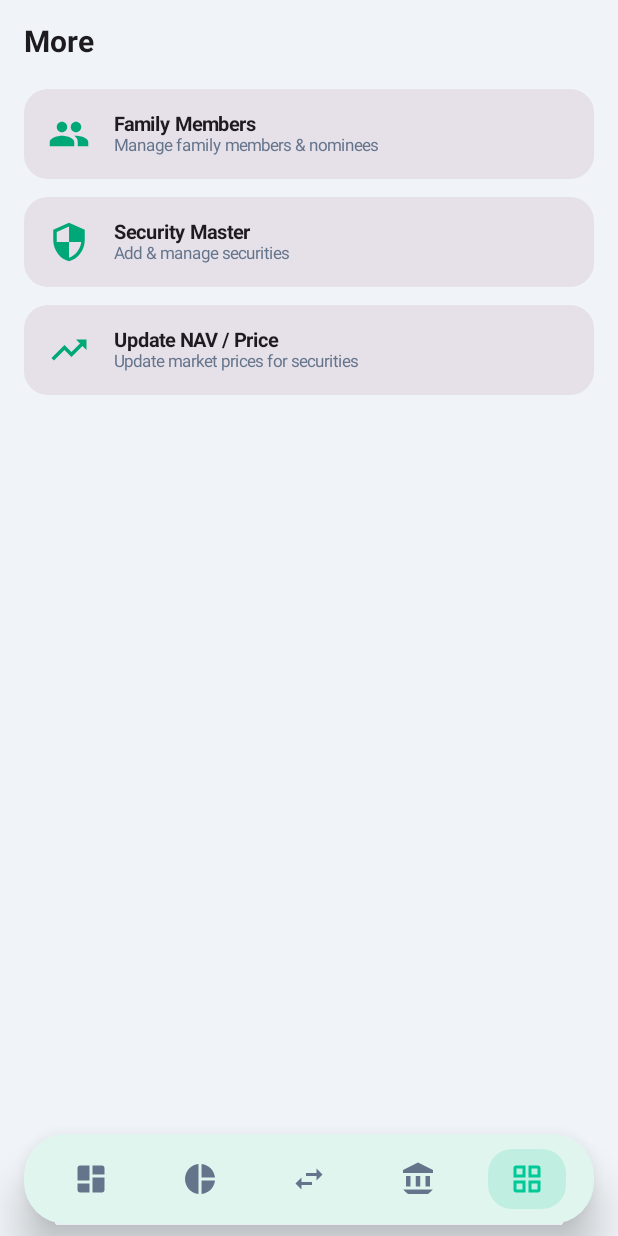
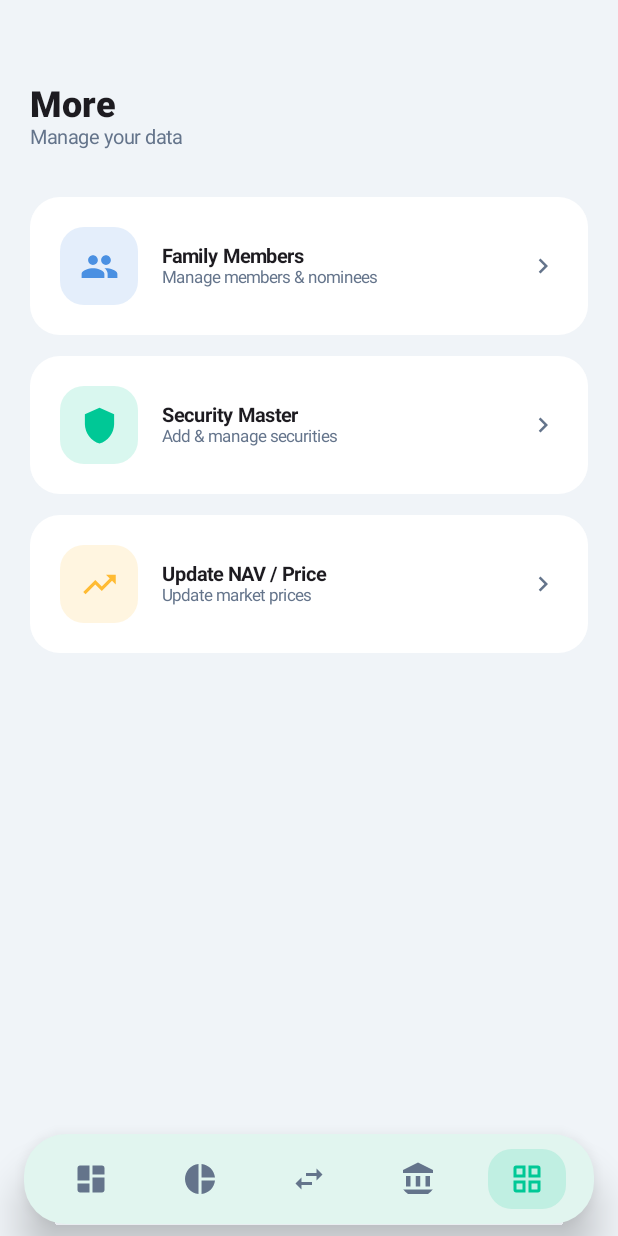
Before and after one commit to rkpatel1474/InvestTrack, an Android app built with Jetpack Compose: the MoreScreen screen opened through its navigation route, on a phone screen of 412 x 824 dp. Run offline under Robolectric (Android 15) with nearby library versions, the light colour scheme and no system bars; our stand-ins replace Dagger/Hilt's generated code.

Commit message:
Update MoreScreen.kt

```diff
--- a/app/src/main/java/com/investtrack/ui/more/MoreScreen.kt
+++ b/app/src/main/java/com/investtrack/ui/more/MoreScreen.kt
@@ -1,36 +1,32 @@
 package com.investtrack.ui.more
 
-import androidx.compose.foundation.layout.Arrangement
-import androidx.compose.foundation.layout.Column
-import androidx.compose.foundation.layout.PaddingValues
-import androidx.compose.foundation.layout.Row
-import androidx.compose.foundation.layout.Spacer
-import androidx.compose.foundation.layout.fillMaxSize
-import androidx.compose.foundation.layout.fillMaxWidth
-import androidx.compose.foundation.layout.padding
-import androidx.compose.foundation.layout.size
-import androidx.compose.foundation.layout.width
-import androidx.compose.foundation.lazy.LazyColumn
+import androidx.compose.foundation.background
+import androidx.compose.foundation.layout.*
+import androidx.compose.foundation.shape.CircleShape
 import androidx.compose.foundation.shape.RoundedCornerShape
 import androidx.compose.material.icons.Icons
-import androidx.compose.material.icons.filled.AttachMoney
-import androidx.compose.material.icons.filled.People
-import androidx.compose.material.icons.filled.Security
-import androidx.compose.material.icons.filled.TrendingUp
-import androidx.compose.material3.Card
-import androidx.compose.material3.ExperimentalMaterial3Api
-import androidx.compose.material3.Icon
-import androidx.compose.material3.MaterialTheme
-import androidx.compose.material3.Scaffold
-import androidx.compose.material3.Text
+import androidx.compose.material.icons.filled.*
+import androidx.compose.material3.*
 import androidx.compose.runtime.Composable
 import androidx.compose.ui.Alignment
 import androidx.compose.ui.Modifier
+import androidx.compose.ui.draw.clip
+import androidx.compose.ui.graphics.Brush
+import androidx.compose.ui.graphics.Color
 import androidx.compose.ui.graphics.vector.ImageVector
 import androidx.compose.ui.text.font.FontWeight
 import androidx.compose.ui.unit.dp
+import com.investtrack.ui.theme.Amber400
+import com.investtrack.ui.theme.Emerald500
+import com.investtrack.ui.theme.Sapphire
 
-data class MoreMenuItem(val title: String, val subtitle: String, val icon: ImageVector, val onClick: () -> Unit)
+data class MoreItem(
+    val title: String,
+    val subtitle: String,
+    val icon: ImageVector,
+    val color: Color,
+    val onClick: () -> Unit
+)
 
 @OptIn(ExperimentalMaterial3Api::class)
 @Composable
@@ -40,51 +36,60 @@ fun MoreScreen(
     onNavigateToPriceUpdate: () -> Unit,
 ) {
     val items = listOf(
-        MoreMenuItem("Family Members", "Manage family members & nominees", Icons.Default.People, onNavigateToFamily),
-        MoreMenuItem("Security Master", "Add & manage securities", Icons.Default.Security, onNavigateToSecurity),
-        MoreMenuItem("Update NAV / Price", "Update market prices for securities", Icons.Default.TrendingUp, onNavigateToPriceUpdate),
+        MoreItem("Family Members", "Manage members & nominees", Icons.Default.People, Sapphire, onNavigateToFamily),
+        MoreItem("Security Master", "Add & manage securities", Icons.Default.Shield, Emerald500, onNavigateToSecurity),
+        MoreItem("Update NAV / Price", "Update market prices", Icons.Default.TrendingUp, Amber400, onNavigateToPriceUpdate),
     )
 
-    Scaffold { padding ->
-        LazyColumn(
-            modifier = Modifier.fillMaxSize().padding(padding),
-            contentPadding = PaddingValues(16.dp),
-            verticalArrangement = Arrangement.spacedBy(12.dp)
+    Column(
+        modifier = Modifier
+            .fillMaxSize()
+            .background(MaterialTheme.colorScheme.background)
+            .padding(horizontal = 20.dp)
     ) {
-            item {
+        Spacer(Modifier.height(56.dp))
         Text(
             "More",
-                    style = MaterialTheme.typography.headlineSmall,
-                    fontWeight = FontWeight.Bold,
-                    modifier = Modifier.padding(bottom = 8.dp)
+            style = MaterialTheme.typography.headlineMedium,
+            fontWeight = FontWeight.ExtraBold,
+            color = MaterialTheme.colorScheme.onBackground
         )
-            }
-            items.forEach { menuItem ->
-                item {
+        Text(
+            "Manage your data",
+            style = MaterialTheme.typography.bodyMedium,
+            color = MaterialTheme.colorScheme.onSurfaceVariant
+        )
+        Spacer(Modifier.height(32.dp))
+
+        items.forEach { item ->
             Card(
-                        shape = RoundedCornerShape(16.dp),
-                        modifier = Modifier.fillMaxWidth(),
-                        onClick = menuItem.onClick
+                onClick = item.onClick,
+                modifier = Modifier.fillMaxWidth().padding(bottom = 14.dp),
+                shape = RoundedCornerShape(20.dp),
+                colors = CardDefaults.cardColors(containerColor = MaterialTheme.colorScheme.surface),
+                elevation = CardDefaults.cardElevation(defaultElevation = 0.dp)
             ) {
                 Row(
-                            modifier = Modifier.padding(16.dp),
+                    modifier = Modifier.padding(20.dp),
                     verticalAlignment = Alignment.CenterVertically
                 ) {
-                            Icon(
-                                menuItem.icon,
-                                contentDescription = menuItem.title,
-                                tint = MaterialTheme.colorScheme.primary,
-                                modifier = Modifier.size(28.dp)
-                            )
+                    Box(
+                        modifier = Modifier
+                            .size(52.dp)
+                            .clip(RoundedCornerShape(16.dp))
+                            .background(item.color.copy(alpha = 0.15f)),
+                        contentAlignment = Alignment.Center
+                    ) {
+                        Icon(item.icon, null, tint = item.color, modifier = Modifier.size(26.dp))
+                    }
                     Spacer(Modifier.width(16.dp))
-                            Column {
-                                Text(menuItem.title, style = MaterialTheme.typography.titleSmall, fontWeight = FontWeight.Bold)
-                                Text(menuItem.subtitle, style = MaterialTheme.typography.bodySmall, color = MaterialTheme.colorScheme.onSurfaceVariant)
+                    Column(modifier = Modifier.weight(1f)) {
+                        Text(item.title, style = MaterialTheme.typography.titleSmall, fontWeight = FontWeight.Bold)
+                        Text(item.subtitle, style = MaterialTheme.typography.bodySmall, color = MaterialTheme.colorScheme.onSurfaceVariant)
+                    }
+                    Icon(Icons.Default.ChevronRight, null, tint = MaterialTheme.colorScheme.onSurfaceVariant, modifier = Modifier.size(20.dp))
                 }
             }
         }
     }
 }
-        }
-    }
-}
```
Lines whose indentation alone changed are shown as unchanged.
